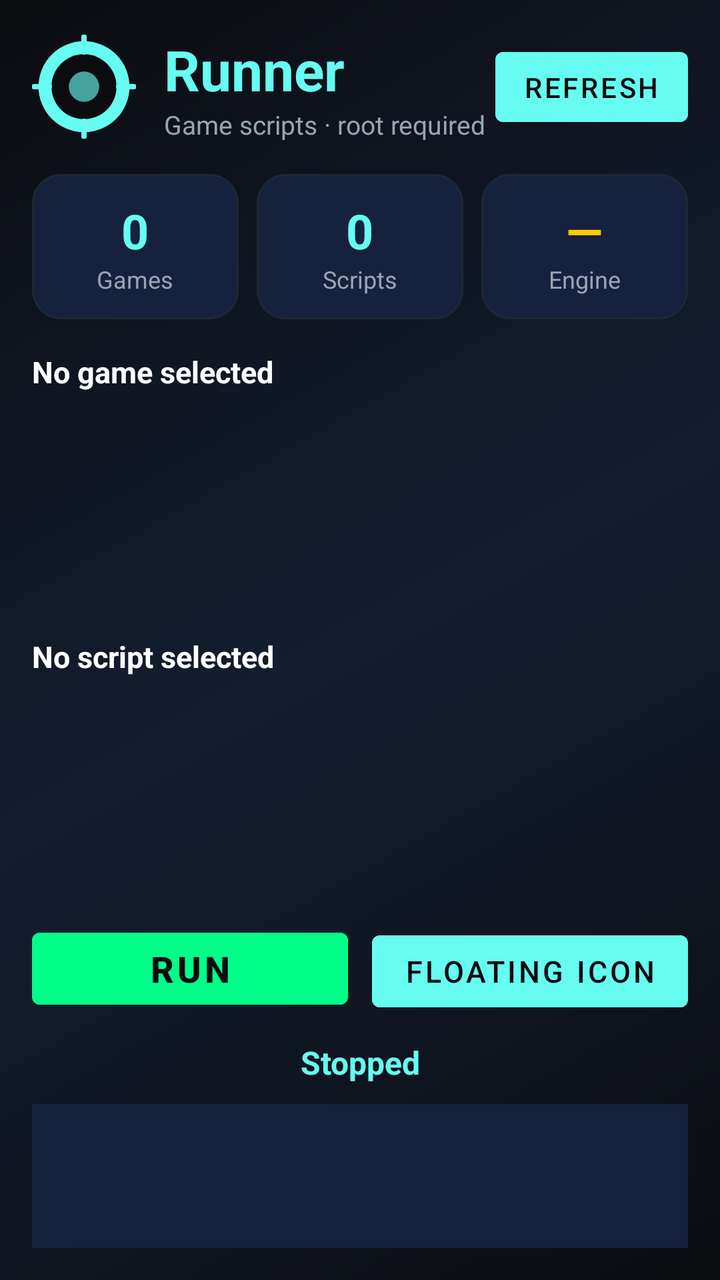
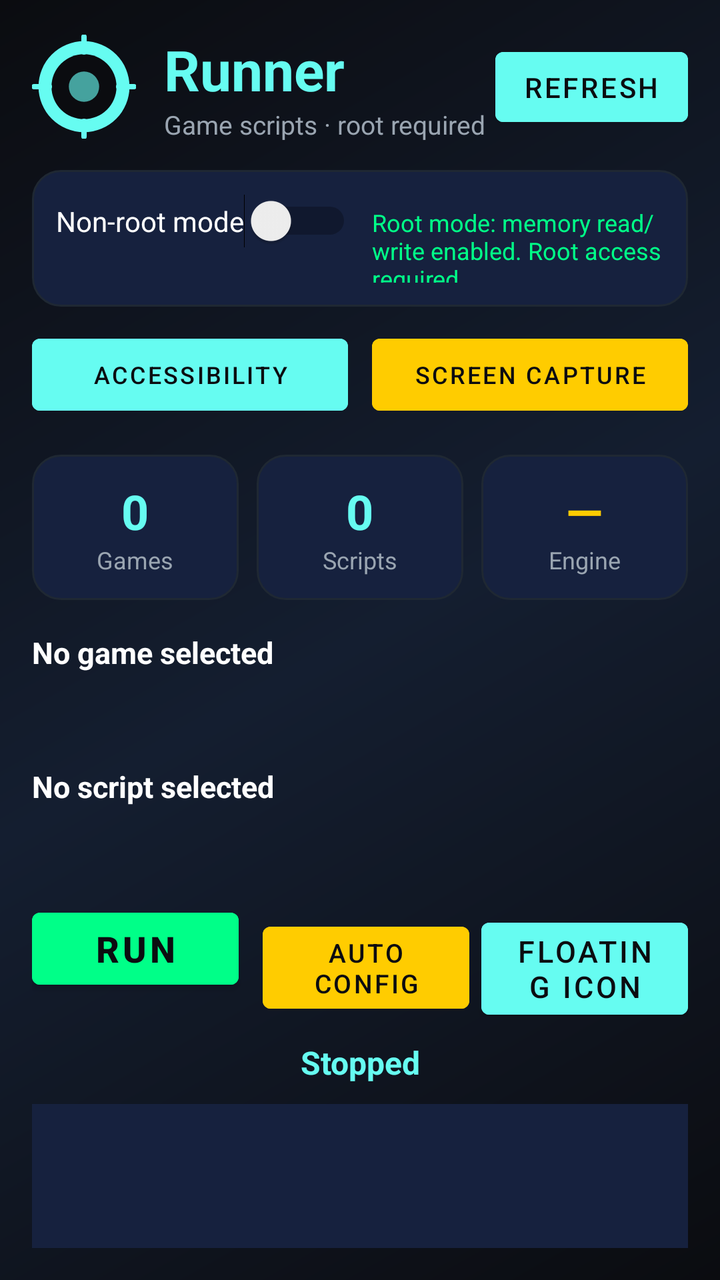

Screens rendered from an Android XML layout before and after an edit, with the pre-edit source and the edit as a unified diff.
<!-- AndroidManifest.xml: application theme Theme.App -->
<!-- res/layout/activity_main.xml -->
<?xml version="1.0" encoding="utf-8"?>
<LinearLayout xmlns:android="http://schemas.android.com/apk/res/android"
    android:layout_width="match_parent"
    android:layout_height="match_parent"
    android:orientation="vertical"
    android:background="@drawable/bg_gradient"
    android:padding="16dp">

    
    <LinearLayout
        android:layout_width="match_parent"
        android:layout_height="wrap_content"
        android:orientation="horizontal"
        android:gravity="center_vertical">

        <ImageView
            android:id="@+id/img_logo"
            android:layout_width="52dp"
            android:layout_height="52dp"
            android:src="@drawable/ic_logo"
            android:contentDescription="@string/app_name" />

        <LinearLayout
            android:layout_width="0dp"
            android:layout_height="wrap_content"
            android:layout_weight="1"
            android:orientation="vertical"
            android:layout_marginStart="14dp">

            <TextView
                android:layout_width="wrap_content"
                android:layout_height="wrap_content"
                android:text="@string/app_name"
                android:textColor="@color/accent"
                android:textSize="28sp"
                android:textStyle="bold" />

            <TextView
                android:layout_width="wrap_content"
                android:layout_height="wrap_content"
                android:text="@string/subtitle"
                android:textColor="@color/text_secondary"
                android:textSize="13sp" />
        </LinearLayout>

        <Button
            android:id="@+id/btn_refresh"
            android:layout_width="wrap_content"
            android:layout_height="wrap_content"
            android:text="@string/btn_refresh"
            android:textColor="@color/bg_dark"
            android:backgroundTint="@color/accent"
            android:minWidth="0dp"
            android:minHeight="0dp"
            android:paddingStart="14dp"
            android:paddingEnd="14dp"
            android:paddingTop="8dp"
            android:paddingBottom="8dp" />
    </LinearLayout>

    
    <LinearLayout
        android:layout_width="match_parent"
        android:layout_height="wrap_content"
        android:orientation="horizontal"
        android:layout_marginTop="16dp">

        <LinearLayout
            android:layout_width="0dp"
            android:layout_height="wrap_content"
            android:layout_weight="1"
            android:orientation="vertical"
            android:gravity="center"
            android:background="@drawable/bg_card"
            android:padding="12dp"
            android:layout_marginEnd="6dp">

            <TextView
                android:id="@+id/tv_stat_games"
                android:layout_width="wrap_content"
                android:layout_height="wrap_content"
                android:text="0"
                android:textColor="@color/accent"
                android:textSize="24sp"
                android:textStyle="bold" />

            <TextView
                android:layout_width="wrap_content"
                android:layout_height="wrap_content"
                android:text="@string/stat_games"
                android:textColor="@color/text_secondary"
                android:textSize="12sp" />
        </LinearLayout>

        <LinearLayout
            android:layout_width="0dp"
            android:layout_height="wrap_content"
            android:layout_weight="1"
            android:orientation="vertical"
            android:gravity="center"
            android:background="@drawable/bg_card"
            android:padding="12dp"
            android:layout_marginStart="3dp"
            android:layout_marginEnd="3dp">

            <TextView
                android:id="@+id/tv_stat_scripts"
                android:layout_width="wrap_content"
                android:layout_height="wrap_content"
                android:text="0"
                android:textColor="@color/accent"
                android:textSize="24sp"
                android:textStyle="bold" />

            <TextView
                android:layout_width="wrap_content"
                android:layout_height="wrap_content"
                android:text="@string/stat_scripts"
                android:textColor="@color/text_secondary"
                android:textSize="12sp" />
        </LinearLayout>

        <LinearLayout
            android:layout_width="0dp"
            android:layout_height="wrap_content"
            android:layout_weight="1"
            android:orientation="vertical"
            android:gravity="center"
            android:background="@drawable/bg_card"
            android:padding="12dp"
            android:layout_marginStart="6dp">

            <TextView
                android:id="@+id/tv_stat_status"
                android:layout_width="wrap_content"
                android:layout_height="wrap_content"
                android:text="—"
                android:textColor="@color/warning"
                android:textSize="24sp"
                android:textStyle="bold" />

            <TextView
                android:layout_width="wrap_content"
                android:layout_height="wrap_content"
                android:text="@string/stat_status"
                android:textColor="@color/text_secondary"
                android:textSize="12sp" />
        </LinearLayout>
    </LinearLayout>

    
    <TextView
        android:id="@+id/tv_selected_game"
        android:layout_width="wrap_content"
        android:layout_height="wrap_content"
        android:text="@string/no_game"
        android:textColor="@color/text_primary"
        android:textSize="15sp"
        android:textStyle="bold"
        android:layout_marginTop="16dp" />

    <ListView
        android:id="@+id/list_games"
        android:layout_width="match_parent"
        android:layout_height="0dp"
        android:layout_weight="1"
        android:divider="@null"
        android:dividerHeight="0dp"
        android:listSelector="@android:color/transparent"
        android:layout_marginTop="8dp" />

    
    <TextView
        android:id="@+id/tv_selected_script"
        android:layout_width="wrap_content"
        android:layout_height="wrap_content"
        android:text="@string/no_script"
        android:textColor="@color/text_primary"
        android:textSize="15sp"
        android:textStyle="bold"
        android:layout_marginTop="12dp" />

    <ListView
        android:id="@+id/list_scripts"
        android:layout_width="match_parent"
        android:layout_height="0dp"
        android:layout_weight="1"
        android:divider="@null"
        android:dividerHeight="0dp"
        android:listSelector="@android:color/transparent"
        android:layout_marginTop="8dp" />

    
    <LinearLayout
        android:layout_width="match_parent"
        android:layout_height="wrap_content"
        android:orientation="horizontal"
        android:layout_marginTop="12dp">

        <Button
            android:id="@+id/btn_run"
            android:layout_width="0dp"
            android:layout_height="wrap_content"
            android:layout_weight="1"
            android:text="@string/btn_run"
            android:textColor="@color/bg_dark"
            android:backgroundTint="@color/success"
            android:textSize="18sp"
            android:textStyle="bold"
            android:layout_marginEnd="6dp" />

        <Button
            android:id="@+id/btn_start_floating"
            android:layout_width="0dp"
            android:layout_height="wrap_content"
            android:layout_weight="1"
            android:text="@string/btn_floating"
            android:textColor="@color/bg_dark"
            android:backgroundTint="@color/accent"
            android:textSize="15sp"
            android:layout_marginStart="6dp" />
    </LinearLayout>

    
    <TextView
        android:id="@+id/tv_status"
        android:layout_width="match_parent"
        android:layout_height="wrap_content"
        android:text="@string/status_stopped"
        android:textColor="@color/accent"
        android:textSize="16sp"
        android:textStyle="bold"
        android:gravity="center"
        android:layout_marginTop="12dp" />

    
    <TextView
        android:id="@+id/log"
        android:layout_width="match_parent"
        android:layout_height="72dp"
        android:text=""
        android:textColor="@color/text_secondary"
        android:textSize="11sp"
        android:fontFamily="monospace"
        android:scrollbars="vertical"
        android:padding="8dp"
        android:background="@color/bg_card"
        android:layout_marginTop="10dp" />

</LinearLayout>
<!-- resources referenced by this layout -->
<resources>
  <color name="accent">#66fcf1</color>
  <color name="bg_card">#16213e</color>
  <color name="bg_dark">#0b0c10</color>
  <color name="success">#00ff88</color>
  <color name="text_primary">#ffffff</color>
  <color name="text_secondary">#9aa5b1</color>
  <color name="warning">#ffcc00</color>
  <!-- drawable bg_card (drawable) -->
  <?xml version="1.0" encoding="utf-8"?>
  <shape xmlns:android="http://schemas.android.com/apk/res/android"
      android:shape="rectangle">
      <solid android:color="@color/bg_card" />
      <corners android:radius="14dp" />
      <stroke android:width="1dp" android:color="@color/bg_panel" />
  </shape>
  <!-- drawable bg_gradient (drawable) -->
  <?xml version="1.0" encoding="utf-8"?>
  <shape xmlns:android="http://schemas.android.com/apk/res/android"
      android:shape="rectangle">
      <gradient
          android:angle="135"
          android:startColor="#0b0c10"
          android:centerColor="#141e30"
          android:endColor="#0b0c10" />
  </shape>
  <!-- drawable ic_logo (drawable) -->
  <?xml version="1.0" encoding="utf-8"?>
  <vector xmlns:android="http://schemas.android.com/apk/res/android"
      android:width="96dp"
      android:height="96dp"
      android:viewportWidth="96"
      android:viewportHeight="96">
      
      <path
          android:fillColor="#66fcf1"
          android:pathData="M48,6 A42,42 0 1,0 48,90 A42,42 0 1,0 48,6 Z" />
      
      <path
          android:fillColor="#0b0c10"
          android:pathData="M48,18 A30,30 0 1,0 48,78 A30,30 0 1,0 48,18 Z" />
      
      <path
          android:fillColor="#45a29e"
          android:pathData="M48,34 A14,14 0 1,0 48,62 A14,14 0 1,0 48,34 Z" />
      
      <path
          android:strokeColor="#66fcf1"
          android:strokeWidth="5"
          android:strokeLineCap="round"
          android:pathData="M48,2 L48,16 M48,80 L48,94 M2,48 L16,48 M80,48 L94,48" />
  </vector>
  <string name="app_name">Runner</string>
  <string name="btn_floating">Floating Icon</string>
  <string name="btn_refresh">Refresh</string>
  <string name="btn_run">Run</string>
  <string name="no_game">No game selected</string>
  <string name="no_script">No script selected</string>
  <string name="stat_games">Games</string>
  <string name="stat_scripts">Scripts</string>
  <string name="stat_status">Engine</string>
  <string name="status_stopped">Stopped</string>
  <string name="subtitle">Game scripts · root required</string>
  <style name="Theme.App" parent="Theme.MaterialComponents.DayNight.NoActionBar">
          <item name="colorPrimary">@color/bg_dark</item>
          <item name="colorPrimaryVariant">@color/bg_panel</item>
          <item name="colorSecondary">@color/accent</item>
          <item name="colorOnPrimary">@color/text_primary</item>
          <item name="colorOnSecondary">@color/bg_dark</item>
          <item name="android:statusBarColor">@color/bg_dark</item>
          <item name="android:navigationBarColor">@color/bg_dark</item>
          <item name="android:windowBackground">@color/bg_dark</item>
          <item name="android:textColorPrimary">@color/text_primary</item>
          <item name="android:textColorSecondary">@color/text_secondary</item>
      </style>
  <color name="bg_panel">#1f2833</color>
</resources>

<!-- the commit's change to res/layout/activity_main.xml (unified diff, before → after) -->
@@ -63,6 +63,64 @@
         android:layout_width="match_parent"
         android:layout_height="wrap_content"
         android:orientation="horizontal"
+        android:layout_marginTop="14dp"
+        android:background="@drawable/bg_card"
+        android:padding="12dp">
+
+        <Switch
+            android:id="@+id/switch_non_root"
+            android:layout_width="wrap_content"
+            android:layout_height="wrap_content"
+            android:text="@string/label_non_root"
+            android:textColor="@color/text_primary"
+            android:textSize="14sp" />
+
+        <TextView
+            android:id="@+id/tv_mode_note"
+            android:layout_width="0dp"
+            android:layout_height="wrap_content"
+            android:layout_weight="1"
+            android:layout_marginStart="10dp"
+            android:text="@string/note_root_mode"
+            android:textColor="@color/success"
+            android:textSize="12sp" />
+    </LinearLayout>
+
+    
+    <LinearLayout
+        android:layout_width="match_parent"
+        android:layout_height="wrap_content"
+        android:orientation="horizontal"
+        android:layout_marginTop="10dp">
+
+        <Button
+            android:id="@+id/btn_request_accessibility"
+            android:layout_width="0dp"
+            android:layout_height="wrap_content"
+            android:layout_weight="1"
+            android:text="@string/btn_accessibility"
+            android:textColor="@color/bg_dark"
+            android:backgroundTint="@color/accent"
+            android:textSize="12sp"
+            android:layout_marginEnd="6dp" />
+
+        <Button
+            android:id="@+id/btn_request_capture"
+            android:layout_width="0dp"
+            android:layout_height="wrap_content"
+            android:layout_weight="1"
+            android:text="@string/btn_capture"
+            android:textColor="@color/bg_dark"
+            android:backgroundTint="@color/warning"
+            android:textSize="12sp"
+            android:layout_marginStart="6dp" />
+    </LinearLayout>
+
+    
+    <LinearLayout
+        android:layout_width="match_parent"
+        android:layout_height="wrap_content"
+        android:orientation="horizontal"
         android:layout_marginTop="16dp">
 
         <LinearLayout
@@ -208,6 +266,17 @@
             android:textSize="18sp"
             android:textStyle="bold"
             android:layout_marginEnd="6dp" />
+
+        <Button
+            android:id="@+id/btn_auto_config"
+            android:layout_width="0dp"
+            android:layout_height="wrap_content"
+            android:layout_weight="1"
+            android:text="@string/btn_auto_config"
+            android:textColor="@color/bg_dark"
+            android:backgroundTint="@color/warning"
+            android:textSize="13sp"
+            android:layout_marginStart="6dp" />
 
         <Button
             android:id="@+id/btn_start_floating"
<!-- resource entries referenced after the edit -->
@@ -52,11 +52,16 @@
           android:pathData="M48,2 L48,16 M48,80 L48,94 M2,48 L16,48 M80,48 L94,48" />
   </vector>
   <string name="app_name">Runner</string>
+  <string name="btn_accessibility">Accessibility</string>
+  <string name="btn_auto_config">Auto Config</string>
+  <string name="btn_capture">Screen Capture</string>
   <string name="btn_floating">Floating Icon</string>
   <string name="btn_refresh">Refresh</string>
   <string name="btn_run">Run</string>
+  <string name="label_non_root">Non-root mode</string>
   <string name="no_game">No game selected</string>
   <string name="no_script">No script selected</string>
+  <string name="note_root_mode">Root mode: memory read/write enabled. Root access required.</string>
   <string name="stat_games">Games</string>
   <string name="stat_scripts">Scripts</string>
   <string name="stat_status">Engine</string>
